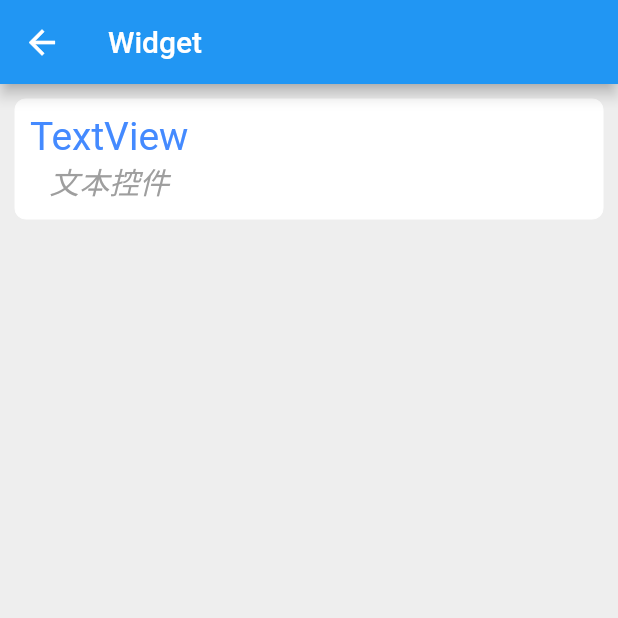
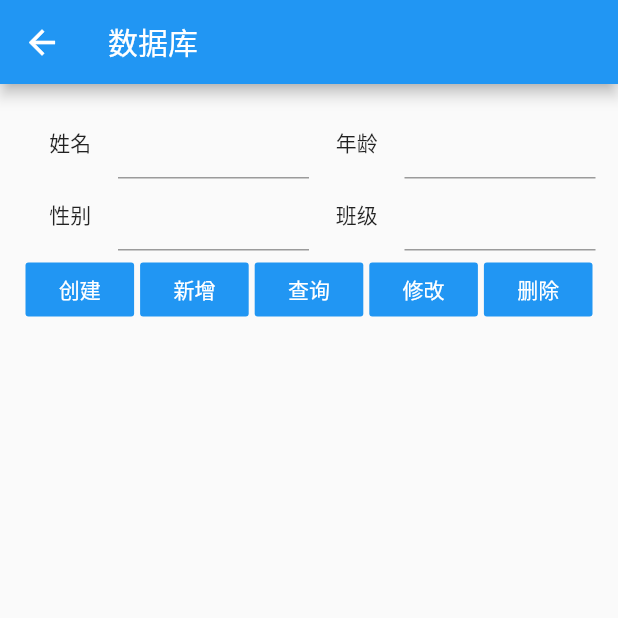
Before and after one commit to hylinslove/flutter_app, a Flutter app: the screen it shows after launch, after a tap on "数据库", on a phone screen of 412 x 824 dp, the top half of it. Run offline on Flutter 3.47's test engine with Material 2 defaults, Android fonts, the phone set to English and light mode, and no system bars; our stand-ins replace sqflite; accounts and stored records are empty.

Commit message:
database

```diff
--- a/lib/main.dart
+++ b/lib/main.dart
@@ -1,6 +1,8 @@
 import 'package:flutter/material.dart';
+import 'package:flutter/cupertino.dart';
 import 'package:flutter_app/page/WidgetPage.dart';
 import 'package:flutter_app/page/filePage.dart';
+import 'package:flutter_app/page/databasePage.dart';
 
 void main() => runApp(MyApp());
 
@@ -65,7 +67,7 @@ class _MyHomePageState extends State<MyHomePage> {
             ListTile(
               onTap: () {
                 Navigator.push(context,
-                    MaterialPageRoute(builder: (context) => WidgetPage()));
+                    CupertinoPageRoute(builder: (context) => WidgetPage()));
               },
               leading: Icon(
                 Icons.widgets,
@@ -76,7 +78,7 @@ class _MyHomePageState extends State<MyHomePage> {
             ListTile(
               onTap: () {
                 Navigator.push(context,
-                    MaterialPageRoute(builder: (context) => WidgetPage()));
+                    CupertinoPageRoute(builder: (context) => WidgetPage()));
               },
               leading: Icon(
                 Icons.airplay,
@@ -87,7 +89,7 @@ class _MyHomePageState extends State<MyHomePage> {
             ListTile(
               onTap: () {
                 Navigator.push(context,
-                    MaterialPageRoute(builder: (context) => WidgetPage()));
+                    CupertinoPageRoute(builder: (context) => DatabasePage()));
               },
               leading: Icon(
                 Icons.perm_data_setting,
@@ -98,7 +100,7 @@ class _MyHomePageState extends State<MyHomePage> {
             ListTile(
               onTap: () {
                 Navigator.push(context,
-                    MaterialPageRoute(builder: (context) => FilePage()));
+                    CupertinoPageRoute(builder: (context) => FilePage()));
               },
               leading: Icon(
                 Icons.insert_drive_file,
--- /dev/null
+++ b/lib/page/databasePage.dart
@@ -0,0 +1,264 @@
+import 'package:flutter/material.dart';
+import 'package:sqflite/sqflite.dart';
+import 'package:path/path.dart';
+
+class DatabasePage extends StatefulWidget {
+  @override
+  _DatabasePageState createState() => _DatabasePageState();
+}
+
+class _DatabasePageState extends State<DatabasePage> {
+  var nameController = TextEditingController();
+  var ageController = TextEditingController();
+  var genderController = TextEditingController();
+  var classController = TextEditingController();
+
+  Database _db;
+
+  List<Map<String,dynamic>> _list = [];
+
+  @override
+  void initState() {
+    initDb();
+    super.initState();
+  }
+
+  @override
+  Widget build(BuildContext context) {
+    return Scaffold(
+      appBar: AppBar(
+        title: Text("数据库"),
+      ),
+      body: Container(
+        padding: EdgeInsets.all(15),
+        child: Column(
+          mainAxisAlignment: MainAxisAlignment.start,
+          crossAxisAlignment: CrossAxisAlignment.start,
+          children: <Widget>[
+            Row(
+              children: <Widget>[
+                Expanded(
+                  flex: 1,
+                  child: Text("姓名",textAlign: TextAlign.center,),
+                ),
+                Expanded(
+                  flex: 2,
+                  child: TextField(
+                    controller: nameController,
+                  ),
+                ),
+                Expanded(
+                  flex: 1,
+                  child: Text("年龄",textAlign: TextAlign.center,),
+                ),
+                Expanded(
+                  flex: 2,
+                  child: TextField(
+                    controller: ageController,
+                  ),
+                ),
+              ],
+            ),
+            Row(
+              children: <Widget>[
+                Expanded(
+                  flex: 1,
+                  child: Text("性别",textAlign: TextAlign.center,),
+                ),
+                Expanded(
+                  flex: 2,
+                  child: TextField(
+                    controller: genderController,
+                  ),
+                ),
+                Expanded(
+                  flex: 1,
+                  child: Text("班级",textAlign: TextAlign.center,),
+                ),
+                Expanded(
+                  flex: 2,
+                  child: TextField(
+                    controller: classController,
+                  ),
+                ),
+              ],
+            ),
+            Row(
+              children: <Widget>[
+                Expanded(
+                  flex: 1,
+                  child: Container(
+                    padding: EdgeInsets.all(2),
+                    child: FlatButton(
+                      onPressed: (){
+                        createDb();
+                      },
+                      color: Colors.blue,
+                      textColor: Colors.white,
+                      child: Text("创建"),
+                    ),
+                  ),
+
+                ),
+                Expanded(
+                  flex: 1,
+                  child: Container(
+                    padding: EdgeInsets.all(2),
+                    child: FlatButton(
+                      onPressed: (){
+                        insert();
+                      },
+                      color: Colors.blue,
+                      textColor: Colors.white,
+                      child: Text("新增"),
+                    ),
+                  ),
+
+                ),
+                Expanded(
+                  flex: 1,
+                  child: Container(
+                    padding: EdgeInsets.all(2),
+                    child: FlatButton(
+                      onPressed: (){
+                        query();
+                      },
+                      color: Colors.blue,
+                      textColor: Colors.white,
+                      child: Text("查询"),
+                    ),
+                  ),
+
+                ),
+                Expanded(
+                  flex: 1,
+                  child: Container(
+                    padding: EdgeInsets.all(2),
+                    child: FlatButton(
+                      onPressed: (){
+                        update();
+                      },
+                      color: Colors.blue,
+                      textColor: Colors.white,
+                      child: Text("修改"),
+                    ),
+                  ),
+
+                ),
+                Expanded(
+                  flex: 1,
+                  child: Container(
+                    padding: EdgeInsets.all(2),
+                    child: FlatButton(
+                      onPressed: (){
+                        delete();
+                      },
+                      color: Colors.blue,
+                      textColor: Colors.white,
+                      child: Text("删除"),
+                    ),
+                  ),
+
+                ),
+              ],
+            ),
+            Expanded(
+              flex: 1,
+              child: ListView.builder(
+                itemCount: _list.length,
+                itemBuilder: (context,index) {
+                  return Container(
+                    child: Row(
+                      children: <Widget>[
+                        Expanded(
+                          flex: 1,
+                          child: Text("${_list[index]["id"]}"),
+                        ),
+                        Expanded(
+                          flex: 1,
+                          child: Text(_list[index]["name"]),
+                        ),
+                        Expanded(
+                          flex: 1,
+                          child: Text(_list[index]["age"]),
+                        ),
+                        Expanded(
+                          flex: 1,
+                          child: Text(_list[index]["gender"]),
+                        ),
+                        Expanded(
+                          flex: 1,
+                          child: Text(_list[index]["class"]),
+                        ),
+                      ],
+                    ),
+                  );
+                } ,
+              ),
+            )
+          ],
+        ),
+      ),
+    );
+  }
+
+  void initDb() async {
+//    _db = await openDatabase("demo.db");
+//    if(_db == null) {
+//      print("db = null");
+//    } else {
+//      print("db != null");
+//    }
+
+  }
+  void createDb() async {
+    var databasesPath = await getDatabasesPath();
+    String path = join(databasesPath, 'demo.db');
+
+    _db = await openDatabase(
+      path,
+      version: 1,
+      onCreate: (Database db,int version)async {
+        await db.execute("CREATE TABLE IF NOT EXISTS student("
+            "id integer primary key,name text, age text, gender text, class text)");
+      }
+    );
+
+    if(_db == null) {
+      print("db = null");
+    } else {
+      print("db != null");
+    }
+  }
+
+  void insert() async {
+    await _db.transaction((txn) async {
+      int id = await txn.rawInsert(
+        "INSERT INTO student(name,age,gender,class) VALUES (?,?,?,?)",
+        [nameController.text,ageController.text,genderController.text,classController.text]
+      );
+      print("insert : $id");
+    });
+  }
+
+  void update() async {
+    int id = await _db.rawUpdate(
+      "UPDATE student SET age = ?, gender = ?,class = ? WHERE name = ?",
+      [ageController.text,genderController.text,classController.text,nameController.text]
+    );
+    print("update : $id");
+  }
+
+  void query() async {
+    List<Map<String ,dynamic>> list =  await _db.rawQuery("SELECT * FROM student");
+    setState(() {
+      _list = list;
+    });
+
+  }
+
+  void delete() async {
+    int id = await _db.rawDelete('''DELETE FROM student WHERE name = "${nameController.text}"''');
+    print("delete : $id");
+  }
+}
--- a/pubspec.yaml
+++ b/pubspec.yaml
@@ -23,6 +23,8 @@ dependencies:
   # The following adds the Cupertino Icons font to your application.
   # Use with the CupertinoIcons class for iOS style icons.
   cupertino_icons: ^0.1.2
+  path_provider: ^1.2.0
+  sqflite: ^1.1.6
 
 dev_dependencies:
   flutter_test:
```
Also changed, not shown: lib/page/filePage.dart (+34 -1 lines), 2 other files.
